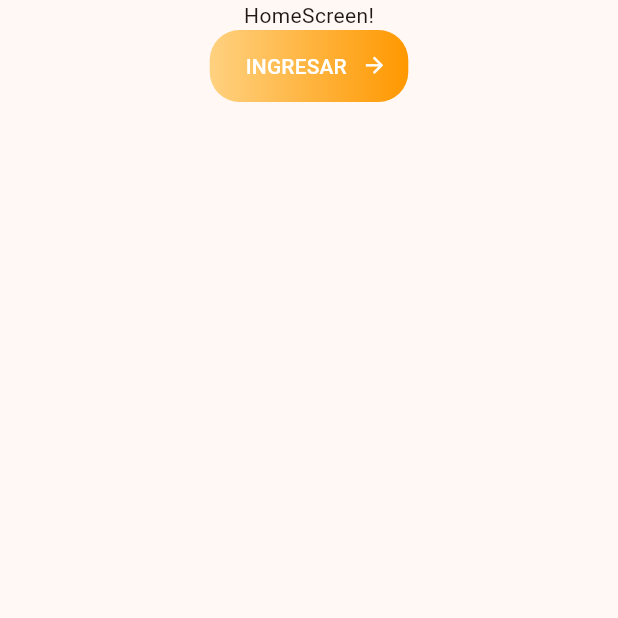
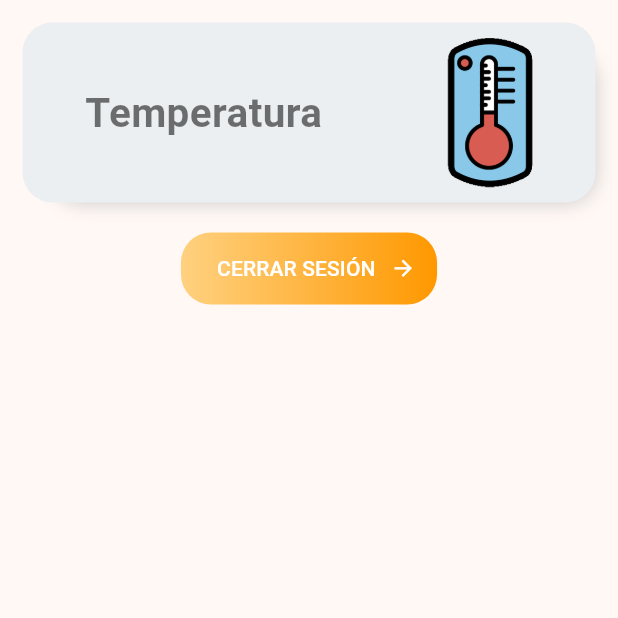
Before and after one commit to DanielJaramillo94/izzyCasa_app, a Flutter app: the screen it shows once a user with an empty profile is signed in, on a phone screen of 412 x 824 dp, the top half of it. Run offline on Flutter 3.47's test engine with Material 2 defaults, Android fonts, the phone set to English and light mode, and no system bars; our stand-ins replace firebase_auth, firebase_core, go_router; accounts and stored records are empty; network calls fail.

Commit message:
Added basic home screen and navigation to temperature screen

```diff
--- a/lib/my_router.dart
+++ b/lib/my_router.dart
@@ -3,6 +3,7 @@ import 'package:go_router/go_router.dart';
 import 'package:izzy_casa_app/providers/auth.provider.dart';
 import 'package:izzy_casa_app/screens/home.screen.dart';
 import 'package:izzy_casa_app/screens/login.screen.dart';
+import 'package:izzy_casa_app/screens/temperature.screen.dart';
 import 'package:provider/provider.dart';
 
 class MyRouter {
@@ -11,6 +12,7 @@ class MyRouter {
   final AuthProvider authProvider;
   late final router = GoRouter(
     refreshListenable: authProvider,
+    debugLogDiagnostics: true,
     routes: <RouteBase>[
       GoRoute(
         path: '/',
@@ -25,9 +27,15 @@ class MyRouter {
         },
         routes: <RouteBase>[
           GoRoute(
-            path: 'details',
+            path: 'home',
             builder: (BuildContext context, GoRouterState state) {
               return const HomeScreen();
+            },
+          ),
+          GoRoute(
+            path: 'temperature',
+            builder: (BuildContext context, GoRouterState state) {
+              return const TemperatureScreen();
             },
           ),
         ],
--- a/lib/screens/home.screen.dart
+++ b/lib/screens/home.screen.dart
@@ -1,6 +1,7 @@
 import 'package:flutter/material.dart';
 import 'package:izzy_casa_app/providers/auth.provider.dart';
 import 'package:izzy_casa_app/ui/custom_button.dart';
+import 'package:izzy_casa_app/ui/home/home_card.dart';
 import 'package:provider/provider.dart';
 
 class HomeScreen extends StatelessWidget {
@@ -12,11 +13,19 @@ class HomeScreen extends StatelessWidget {
   Widget build(BuildContext context) {
     return Scaffold(
       body: SafeArea(
+        child: Padding(
+          padding: const EdgeInsets.all(15.0),
           child: Center(
             child: Column(
               children: [
-              const Text('HomeScreen!'),
+                const HomeCard(
+                  label: 'Temperatura',
+                  image: 'assets/images/home/temperature.png',
+                  route: '/temperature',
+                ),
+                const SizedBox(height: 20),
                 CustomButton(
+                  text: 'CERRAR SESIÓN',
                   onPressed: () async {
                     var authProvider = Provider.of<AuthProvider>(
                       context,
@@ -27,7 +36,7 @@ class HomeScreen extends StatelessWidget {
                     } catch (e) {
                       ScaffoldMessenger.of(context).showSnackBar(
                         const SnackBar(
-                        content: Text('Ha ocurrido en el inicio de sesión.'),
+                          content: Text('Ha ocurrido al cerrar sesión.'),
                         ),
                       );
                     }
@@ -37,6 +46,7 @@ class HomeScreen extends StatelessWidget {
             ),
           ),
         ),
+      ),
     );
   }
 }
--- a/lib/screens/login.screen.dart
+++ b/lib/screens/login.screen.dart
@@ -71,6 +71,7 @@ class _LoginScreenState extends State<LoginScreen> {
                 Align(
                   alignment: Alignment.centerRight,
                   child: CustomButton(
+                    text: 'INGRESAR',
                     onPressed: () async {
                       var authProvider = Provider.of<AuthProvider>(
                         context,
--- /dev/null
+++ b/lib/screens/temperature.screen.dart
@@ -0,0 +1,21 @@
+import 'package:flutter/material.dart';
+
+class TemperatureScreen extends StatelessWidget {
+  const TemperatureScreen({
+    super.key,
+  });
+
+  @override
+  Widget build(BuildContext context) {
+    return Scaffold(
+      appBar: AppBar(
+        title: Text('Temperatura'),
+      ),
+      body: const SafeArea(
+        child: Center(
+          child: Text('Temperature screen!'),
+        ),
+      ),
+    );
+  }
+}
--- a/lib/ui/custom_button.dart
+++ b/lib/ui/custom_button.dart
@@ -3,9 +3,11 @@ import 'package:flutter/material.dart';
 class CustomButton extends StatelessWidget {
   const CustomButton({
     super.key,
+    required this.text,
     this.onPressed,
   });
 
+  final String text;
   final VoidCallback? onPressed;
 
   @override
@@ -23,6 +25,7 @@ class CustomButton extends StatelessWidget {
         style: ElevatedButton.styleFrom(
           backgroundColor: Colors.transparent,
           shadowColor: Colors.transparent,
+          surfaceTintColor: Colors.transparent,
           shape:
               RoundedRectangleBorder(borderRadius: BorderRadius.circular(20)),
         ),
@@ -30,9 +33,9 @@ class CustomButton extends StatelessWidget {
           mainAxisSize: MainAxisSize.min,
           crossAxisAlignment: CrossAxisAlignment.center,
           children: [
-            const Text(
-              'INGRESAR',
-              style: TextStyle(
+            Text(
+              text,
+              style: const TextStyle(
                 color: Colors.white,
               ),
             ),
--- /dev/null
+++ b/lib/ui/home/home_card.dart
@@ -0,0 +1,54 @@
+import 'package:flutter/material.dart';
+import 'package:go_router/go_router.dart';
+
+class HomeCard extends StatelessWidget {
+  const HomeCard({
+    super.key,
+    required this.label,
+    required this.image,
+    required this.route,
+  });
+
+  final String label;
+  final String image;
+  final String route;
+
+  @override
+  Widget build(BuildContext context) {
+    return GestureDetector(
+      onTap: () {
+        print('Tapped $label');
+        context.go(route);
+      },
+      child: Container(
+        height: 120,
+        decoration: BoxDecoration(
+          color: Colors.blueGrey.shade50,
+          borderRadius: BorderRadius.circular(20),
+          boxShadow: [
+            BoxShadow(
+              color: Colors.grey.withOpacity(0.5),
+              spreadRadius: -10,
+              blurRadius: 10,
+              offset: const Offset(10, 10),
+            ),
+          ],
+        ),
+        child: Row(
+          mainAxisAlignment: MainAxisAlignment.spaceAround,
+          children: [
+            Text(
+              label,
+              style: TextStyle(
+                fontSize: 27,
+                fontWeight: FontWeight.bold,
+                color: Colors.black.withOpacity(0.55),
+              ),
+            ),
+            SizedBox(height: 100, child: Image.asset(image)),
+          ],
+        ),
+      ),
+    );
+  }
+}
--- a/pubspec.yaml
+++ b/pubspec.yaml
@@ -63,9 +63,8 @@ flutter:
   uses-material-design: true
 
   # To add assets to your application, add an assets section, like this:
-  # assets:
-  #   - images/a_dot_burr.jpeg
-  #   - images/a_dot_ham.jpeg
+  assets:
+    - assets/images/home/
 
   # An image asset can refer to one or more resolution-specific "variants", see
   # https://flutter.dev/assets-and-images/#resolution-aware
```
Also changed, not shown: assets/images/home/temperature.png (added). Lines whose indentation alone changed are shown as unchanged.
